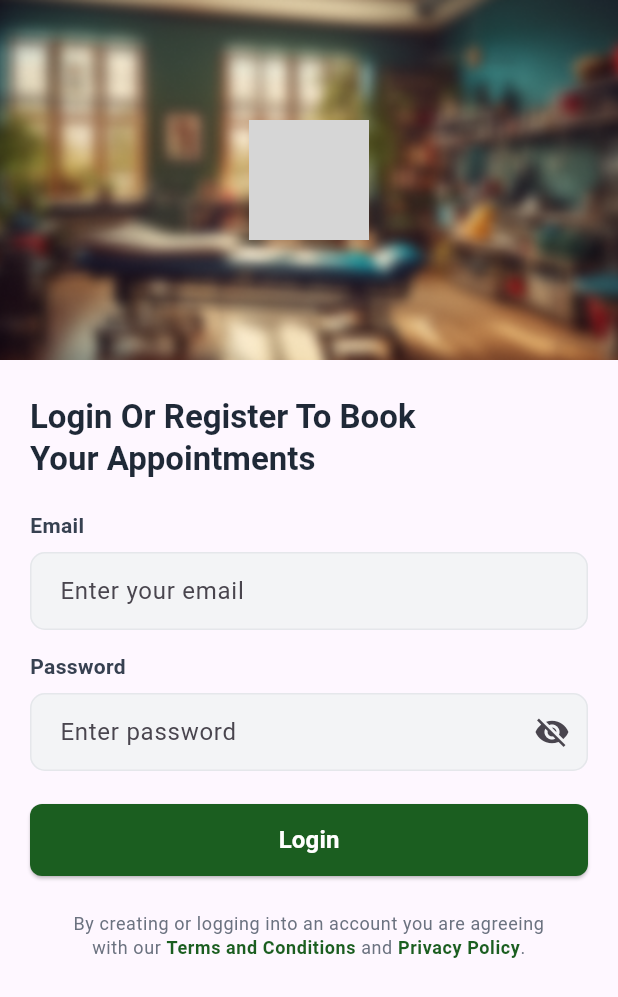
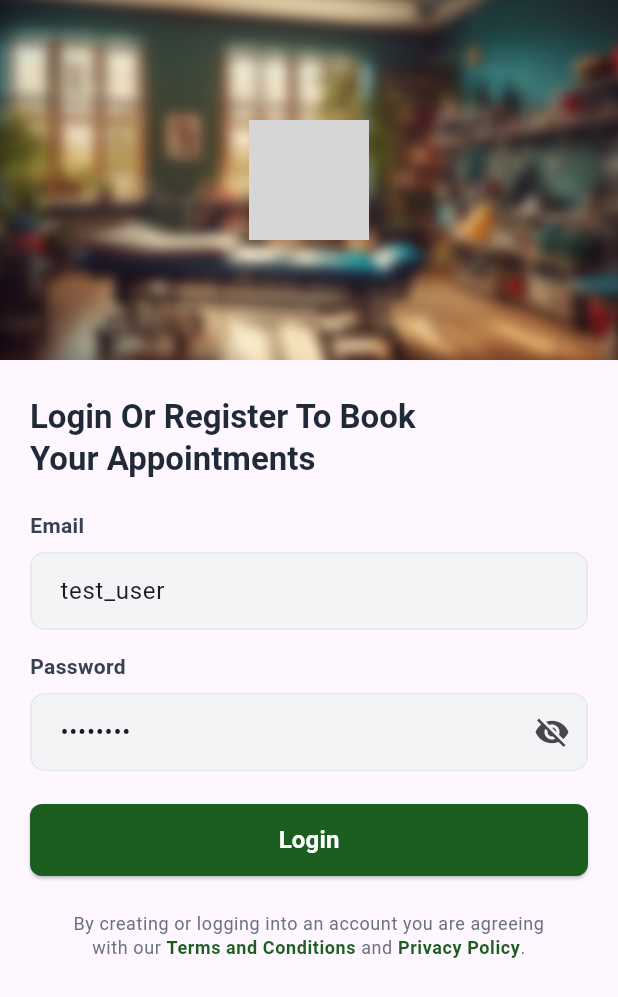
Before and after one commit to binuprasad/Patient-Management-App, a Flutter app: the screen it shows after launch, on a phone screen of 412 x 824 dp. Shown: the top 997 px of the screen. Run offline on Flutter 3.47's test engine with Material 3 defaults, Android fonts, the phone set to English and light mode, and no system bars; our stand-ins replace dio, shared_preferences; grey boxes are pictures that could not be loaded.

Commit message:
integrate login API with token handling

```diff
--- /dev/null
+++ b/lib/core/services/api_client.dart
@@ -0,0 +1,24 @@
+import 'package:dio/dio.dart';
+
+class ApiClient {
+  ApiClient({Dio? dio})
+      : _dio = dio ?? Dio(BaseOptions(baseUrl: baseUrl, connectTimeout: const Duration(seconds: 20), receiveTimeout: const Duration(seconds: 20)));
+
+  static const String baseUrl = 'https://flutter-amr.noviindus.in/api/';
+  final Dio _dio;
+
+  Dio get client => _dio;
+
+  Future<Response<dynamic>> postFormData(
+    String path, {
+    required Map<String, dynamic> fields,
+    Map<String, String>? headers,
+  }) async {
+    final form = FormData.fromMap(fields);
+    return _dio.post(
+      path,
+      data: form,
+      options: Options(headers: headers),
+    );
+  }
+}
--- a/lib/features/auth/screens/login_screen.dart
+++ b/lib/features/auth/screens/login_screen.dart
@@ -1,9 +1,53 @@
 import 'package:flutter/material.dart';
 import 'package:patientmanagementapp/features/auth/widgets/labeled_field.dart';
 import 'package:patientmanagementapp/features/auth/widgets/password_field.dart';
+import 'package:patientmanagementapp/core/services/auth_service.dart';
+import 'package:patientmanagementapp/routes/app_router.dart';
 
-class LoginScreen extends StatelessWidget {
+class LoginScreen extends StatefulWidget {
   const LoginScreen({super.key});
+
+  @override
+  State<LoginScreen> createState() => _LoginScreenState();
+}
+
+class _LoginScreenState extends State<LoginScreen> {
+  final _usernameCtrl = TextEditingController(text: 'test_user');
+  final _passwordCtrl = TextEditingController(text: '12345678');
+  final _auth = AuthService();
+  bool _loading = false;
+
+  @override
+  void dispose() {
+    _usernameCtrl.dispose();
+    _passwordCtrl.dispose();
+    super.dispose();
+  }
+
+  Future<void> _submit() async {
+    final username = _usernameCtrl.text.trim();
+    final password = _passwordCtrl.text;
+    if (username.isEmpty || password.isEmpty) {
+      ScaffoldMessenger.of(context).showSnackBar(
+        const SnackBar(content: Text('Please enter username and password')),
+      );
+      return;
+    }
+    setState(() => _loading = true);
+    try {
+      await _auth.login(username: username, password: password);
+      if (!mounted) return;
+      final nav = Navigator.of(context);
+      nav.pushReplacementNamed(AppRoutes.home);
+    } catch (e) {
+      if (!mounted) return;
+      ScaffoldMessenger.of(context).showSnackBar(
+        SnackBar(content: Text(e.toString())),
+      );
+    } finally {
+      if (mounted) setState(() => _loading = false);
+    }
+  }
 
   @override
   Widget build(BuildContext context) {
@@ -54,10 +98,11 @@ class LoginScreen extends StatelessWidget {
                       label: 'Email',
                       hint: 'Enter your email',
                       keyboardType: TextInputType.emailAddress,
+                      controller: _usernameCtrl,
                     ),
                     const SizedBox(height: 14),
 
-                    const PasswordField(),
+                    PasswordField(controller: _passwordCtrl),
                     const SizedBox(height: 22),
 
                     SizedBox(
@@ -71,8 +116,17 @@ class LoginScreen extends StatelessWidget {
                             borderRadius: BorderRadius.circular(8),
                           ),
                         ),
-                        onPressed: () {},
-                        child: const Text(
+                        onPressed: _loading ? null : _submit,
+                        child: _loading
+                            ? const SizedBox(
+                                width: 22,
+                                height: 22,
+                                child: CircularProgressIndicator(
+                                  strokeWidth: 2,
+                                  valueColor: AlwaysStoppedAnimation<Color>(Colors.white),
+                                ),
+                              )
+                            : const Text(
                                 'Login',
                                 style: TextStyle(
                                   fontSize: 16,
--- a/lib/features/auth/widgets/labeled_field.dart
+++ b/lib/features/auth/widgets/labeled_field.dart
@@ -6,11 +6,13 @@ class LabeledField extends StatelessWidget {
     required this.label,
     required this.hint,
     this.keyboardType,
+    this.controller,
   });
 
   final String label;
   final String hint;
   final TextInputType? keyboardType;
+  final TextEditingController? controller;
 
   InputDecoration _decoration() {
     return InputDecoration(
@@ -43,6 +45,7 @@ class LabeledField extends StatelessWidget {
         ),
         const SizedBox(height: 8),
         TextFormField(
+          controller: controller,
           keyboardType: keyboardType,
           decoration: _decoration(),
         ),
--- a/lib/features/auth/widgets/password_field.dart
+++ b/lib/features/auth/widgets/password_field.dart
@@ -1,7 +1,9 @@
 import 'package:flutter/material.dart';
 
 class PasswordField extends StatefulWidget {
-  const PasswordField({super.key});
+  const PasswordField({super.key, this.controller});
+
+  final TextEditingController? controller;
 
   @override
   State<PasswordField> createState() => _PasswordFieldState();
@@ -45,6 +47,7 @@ class _PasswordFieldState extends State<PasswordField> {
         ),
         const SizedBox(height: 8),
         TextFormField(
+          controller: widget.controller,
           obscureText: _obscure,
           decoration: _decoration(),
         ),
--- a/pubspec.yaml
+++ b/pubspec.yaml
@@ -35,6 +35,8 @@ dependencies:
   # Use with the CupertinoIcons class for iOS style icons.
   cupertino_icons: ^1.0.8
   shared_preferences: ^2.3.2
+  http: ^1.2.2
+  dio: ^5.6.0
 
 dev_dependencies:
   flutter_test:
```
Also changed, not shown: lib/core/services/auth_service.dart (+29 -0 lines), pubspec.lock. Lines whose indentation alone changed are shown as unchanged.
